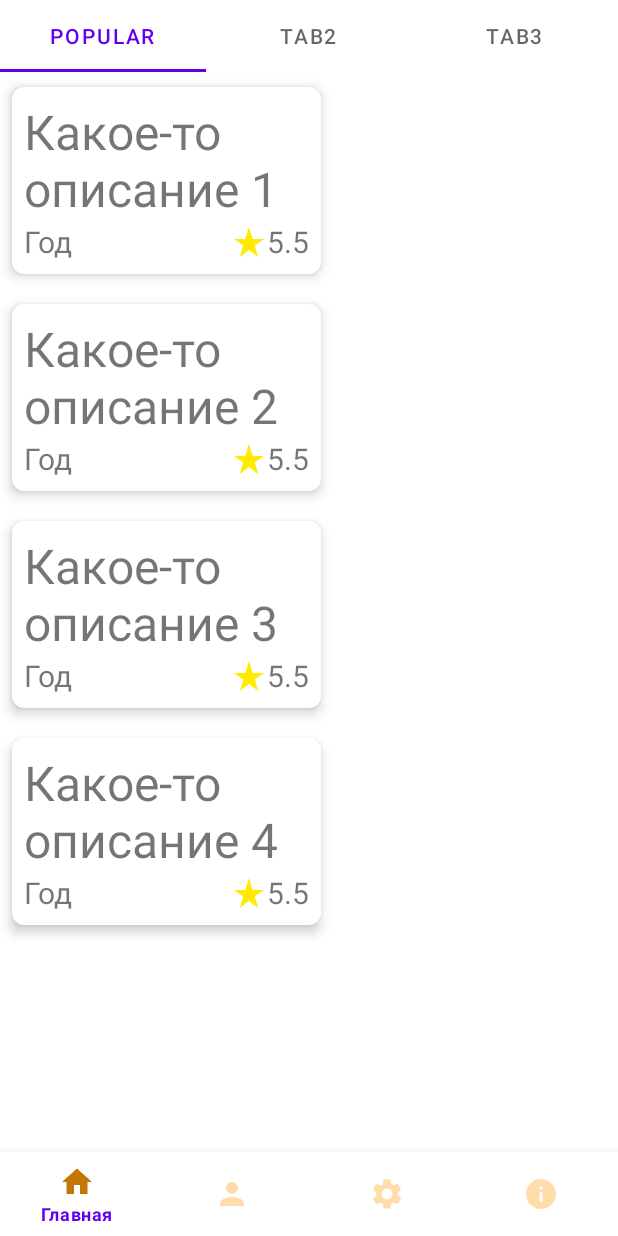
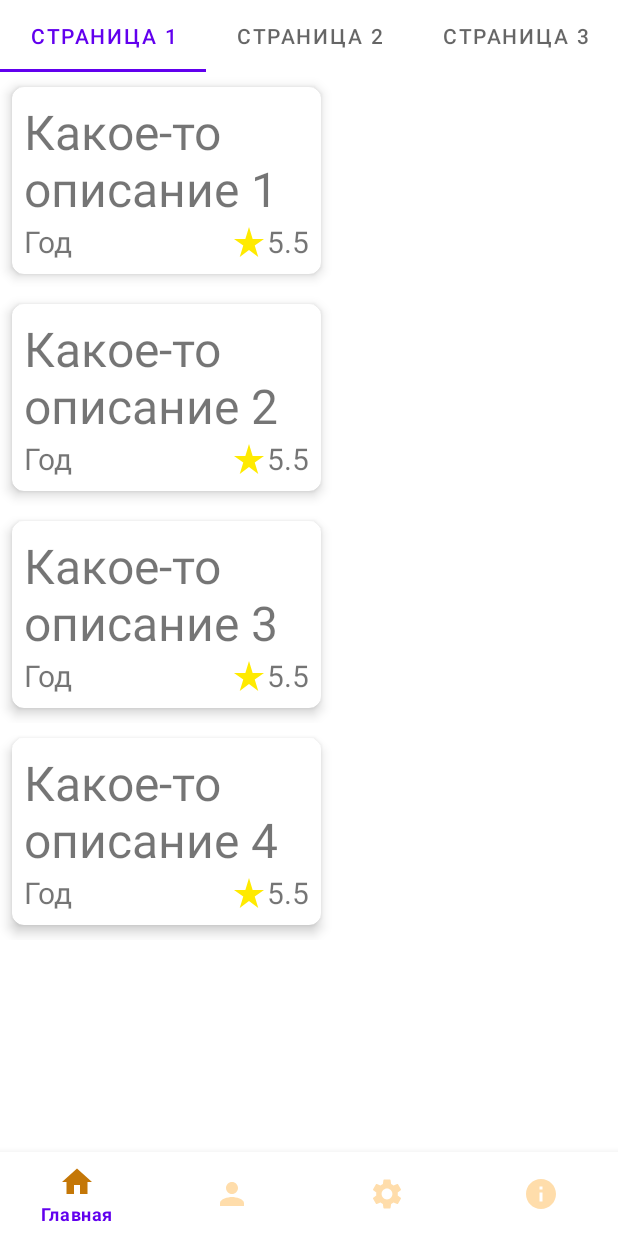
Before and after one commit to amarchenko700/kindFilms, an Android app: the screen it shows after launch (MainActivity), on a phone screen of 412 x 824 dp. Run offline under Robolectric (Android 15) with nearby library versions, the phone set to English and light mode, and no system bars; pictures from the network do not load.

Commit message:
Работающий код на FragmentStateAdapter

```diff
--- a/app/src/main/java/com/skysoft/kindfilms/ui/SampleFragmentPagerAdapter.kt
+++ b/app/src/main/java/com/skysoft/kindfilms/ui/SampleFragmentPagerAdapter.kt
@@ -11,8 +11,10 @@ class SampleFragmentPagerAdapter(fm: FragmentManager?, private val context: Cont
     FragmentPagerAdapter(
         fm!!
     ) {
+
     val PAGE_COUNT = 3
     private val tabTitles = arrayOf("Popular", "Tab2", "Tab3")
+
     override fun getCount(): Int {
         return PAGE_COUNT
     }
@@ -26,4 +28,5 @@ class SampleFragmentPagerAdapter(fm: FragmentManager?, private val context: Cont
         // генерируем заголовок в зависимости от позиции
         return tabTitles[position]
     }
+
 }
--- a/app/src/main/java/com/skysoft/kindfilms/ui/listMovie/ListMovieFragment.kt
+++ b/app/src/main/java/com/skysoft/kindfilms/ui/listMovie/ListMovieFragment.kt
@@ -2,17 +2,22 @@ package com.skysoft.kindfilms.ui.listMovie
 
 import android.os.Bundle
 import android.view.*
+import android.widget.TableLayout
 import android.widget.Toast
 import androidx.fragment.app.Fragment
 import androidx.recyclerview.widget.LinearLayoutManager
 import androidx.recyclerview.widget.RecyclerView
 import androidx.viewpager.widget.ViewPager
+import androidx.viewpager2.widget.ViewPager2
 import com.google.android.material.tabs.TabLayout
 import com.skysoft.kindfilms.R
 import com.skysoft.kindfilms.databinding.FragmentListMovieBinding
 import com.skysoft.kindfilms.domain.Movie
 import com.skysoft.kindfilms.domain.MoviesRepo
 import com.skysoft.kindfilms.ui.SampleFragmentPagerAdapter
+import com.google.android.material.tabs.TabLayoutMediator
+import com.google.android.material.tabs.TabLayoutMediator.TabConfigurationStrategy
+
 
 class ListMovieFragment : Fragment() {
 
@@ -29,11 +34,20 @@ class ListMovieFragment : Fragment() {
     override fun onViewCreated(view: View, savedInstanceState: Bundle?) {
         super.onViewCreated(view, savedInstanceState)
 
-        val viewPager = requireActivity().findViewById<ViewPager>(R.id.viewpager)
-        viewPager.adapter = SampleFragmentPagerAdapter(requireActivity().supportFragmentManager, requireContext())
+        val adap = TabAdap(requireActivity())
 
-        val tabLayout = requireActivity().findViewById<TabLayout>(R.id.sliding_tabs)
-        tabLayout.setupWithViewPager(viewPager)
+        val viewPager = requireActivity().findViewById<ViewPager2>(R.id.viewpager)
+//        viewPager.adapter = SampleFragmentPagerAdapter(requireActivity().supportFragmentManager, requireContext())
 
+        viewPager.adapter = adap
+
+//        val tabLayout = requireActivity().findViewById<TabLayout>(R.id.sliding_tabs)
+//        tabLayout.setupWithViewPager(viewPager)
+
+        val tabLayout: TabLayout = requireActivity().findViewById<TabLayout>(R.id.sliding_tabs)
+        val tabLayoutMediator = TabLayoutMediator(
+            tabLayout, viewPager
+        ) { tab, position -> tab.text = "Страница " + (position + 1) }
+        tabLayoutMediator.attach()
     }
 }
--- /dev/null
+++ b/app/src/main/java/com/skysoft/kindfilms/ui/listMovie/TabAdap.java
@@ -0,0 +1,27 @@
+package com.skysoft.kindfilms.ui.listMovie;
+
+import androidx.annotation.NonNull;
+import androidx.fragment.app.Fragment;
+import androidx.fragment.app.FragmentActivity;
+import androidx.fragment.app.FragmentManager;
+import androidx.lifecycle.Lifecycle;
+import androidx.viewpager2.adapter.FragmentStateAdapter;
+
+public class TabAdap extends FragmentStateAdapter {
+
+    public TabAdap(@NonNull FragmentActivity fragmentActivity) {
+        super(fragmentActivity);
+    }
+
+    @NonNull
+    @Override
+    public Fragment createFragment(int position) {
+        return new TabMoviesFragment();
+    }
+
+    @Override
+    public int getItemCount() {
+        return 3;
+    }
+
+}
--- a/app/src/main/res/layout/fragment_list_movie.xml
+++ b/app/src/main/res/layout/fragment_list_movie.xml
@@ -13,7 +13,7 @@
         android:layout_height="wrap_content"
         app:tabMode="fixed" />
 
-    <androidx.viewpager.widget.ViewPager
+    <androidx.viewpager2.widget.ViewPager2
         android:id="@+id/viewpager"
         android:layout_width="match_parent"
         android:layout_height="wrap_content"/>
```
